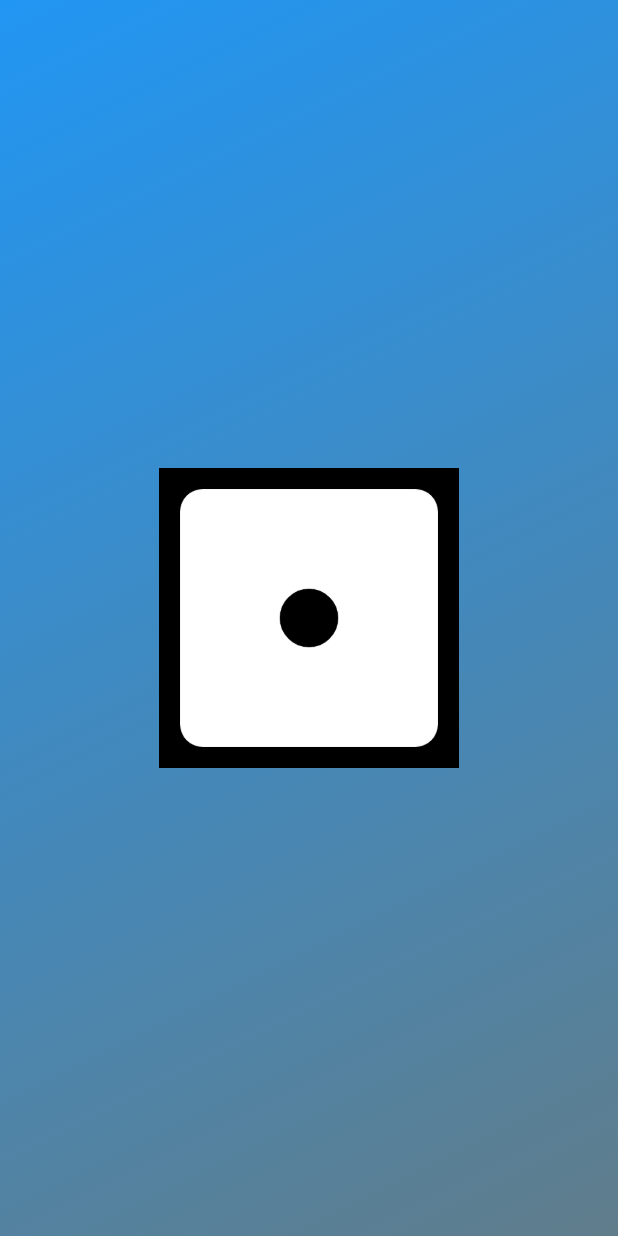
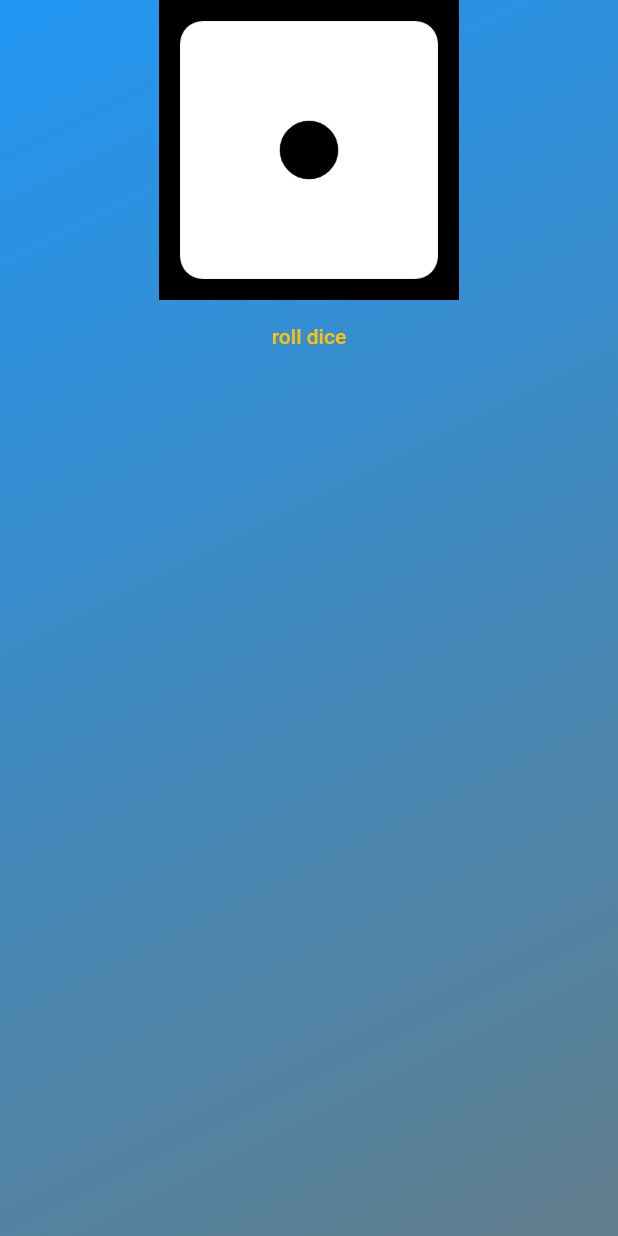
Before and after one commit to papaahmadoufall/flutter_first_project, a Flutter app: the screen it shows after launch, on a phone screen of 412 x 824 dp. Run offline on Flutter 3.47's test engine with Material 2 defaults, Android fonts, the light colour scheme and no system bars.

Commit message:
adding second constructor method for gradientWidget, adding image and button wrapped in a column

```diff
--- a/lib/gradient_container.dart
+++ b/lib/gradient_container.dart
@@ -1,21 +1,22 @@
 import 'package:flutter/material.dart';
-import 'package:first_project/styled_text.dart';
+// import 'package:first_project/styled_text.dart';
 
 const startAlignement = Alignment.topLeft;
-const endAlignement =  Alignment.bottomRight;
+const endAlignement = Alignment.bottomRight;
 
 class GradientContainer extends StatelessWidget {
-  const GradientContainer( this.colors, {super.key });
+  const GradientContainer(this.colors, {super.key});
 
   final List<Color> colors;
-  GradientContainer.gradient({super.key}): colors = [Colors.blue, Colors.blueGrey]  ;
+  GradientContainer.gradient({super.key})
+      : colors = [Colors.blue, Colors.blueGrey];
 
-
+  void rollDice() {}
 
   @override
-  Widget build(context){
-      return  Container(
-          decoration:  BoxDecoration(
+  Widget build(context) {
+    return Container(
+        decoration: BoxDecoration(
           gradient: LinearGradient(
             colors: colors,
             begin: startAlignement,
@@ -23,9 +24,17 @@ class GradientContainer extends StatelessWidget {
           ),
         ),
         child: Center(
-            child: Image.asset("assets/images/dice-1.png", width: 200,),
+          child: Column(
+            children: [
+              Image.asset(
+                "assets/images/dice-1.png",
+                width: 200,
               ),
-          );
+               TextButton(onPressed: rollDice,
+               child: const Text("roll dice",style: TextStyle(color: Colors.amber)),)
 
+            ],
+          ),
+        ));
   }
 }
```
Lines whose indentation alone changed are shown as unchanged.
